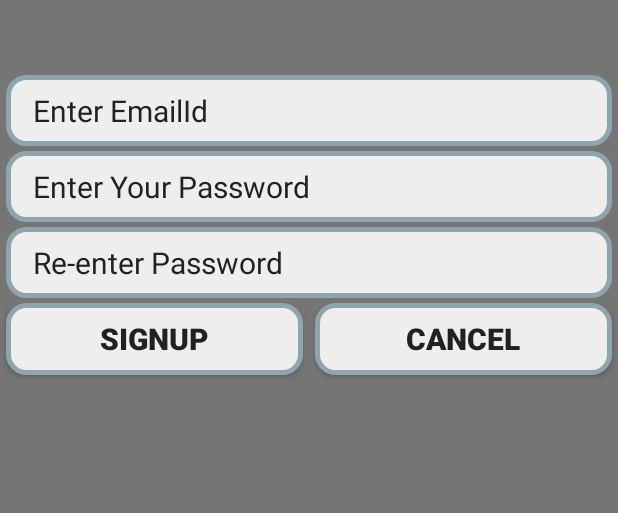
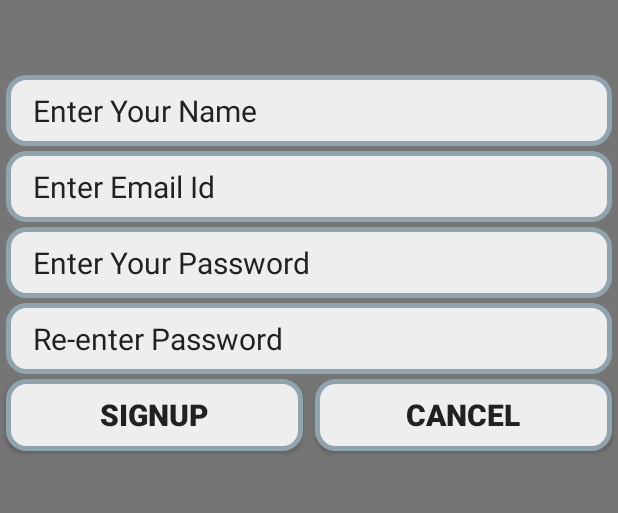
Before and after one commit to dev-ritik/AnonymousTwitter, an Android app: the screen it shows after launch (LoginActivity), after a tap on "SIGNUP", on a phone screen of 412 x 824 dp, the part 273-786 px from its top. Run offline under Robolectric (Android 15) with nearby library versions, the phone set to English and light mode, and no system bars; our stand-ins replace Firebase (no records; nobody signed in at launch, a user with empty details on screens opened directly); libraries missing offline, so code that uses them is left out: com.facebook, com.facebook.login, com.firebase.ui, com.varunest.sparkbutton; plain views replace LoginButton; 16 statements that could not run were skipped.

Commit message:
names added

```diff
--- a/app/src/main/res/layout/activity_login.xml
+++ b/app/src/main/res/layout/activity_login.xml
@@ -2,8 +2,8 @@
 <android.support.design.widget.CoordinatorLayout xmlns:android="http://schemas.android.com/apk/res/android"
     xmlns:app="http://schemas.android.com/apk/res-auto"
     xmlns:tools="http://schemas.android.com/tools"
-    android:layout_height="match_parent"
-    android:layout_width="match_parent">
+    android:layout_width="match_parent"
+    android:layout_height="match_parent">
 
     <RelativeLayout
         android:layout_width="wrap_content"
@@ -126,7 +126,19 @@
                 android:layout_width="match_parent"
                 android:layout_height="wrap_content"
                 android:background="@drawable/rounded_background_others"
-                android:hint="Enter EmailId"
+                android:hint="Enter Your Name"
+                android:textColor="@color/colorPrimaryDark"
+                android:textColorHint="@color/colorPrimaryDark"
+                android:textStyle="normal" />
+
+            <EditText
+                android:id="@+id/userEmail"
+                style="@style/signin_page"
+                android:layout_width="match_parent"
+                android:layout_height="wrap_content"
+                android:background="@drawable/rounded_background_others"
+                android:hint="Enter Email Id"
+                android:inputType="textEmailAddress"
                 android:textColor="@color/colorPrimaryDark"
                 android:textColorHint="@color/colorPrimaryDark"
                 android:textStyle="normal" />
@@ -182,6 +194,7 @@
             </LinearLayout>
         </LinearLayout>
     </RelativeLayout>
+
     <ProgressBar
         android:id="@+id/progressBar"
         style="?android:attr/progressBarStyleLarge"
@@ -191,5 +204,5 @@
         android:indeterminate="true"
         android:indeterminateTint="#90A4AE"
         android:indeterminateTintMode="src_atop"
-        android:visibility="invisible"/>
+        android:visibility="invisible" />
 </android.support.design.widget.CoordinatorLayout>
```
